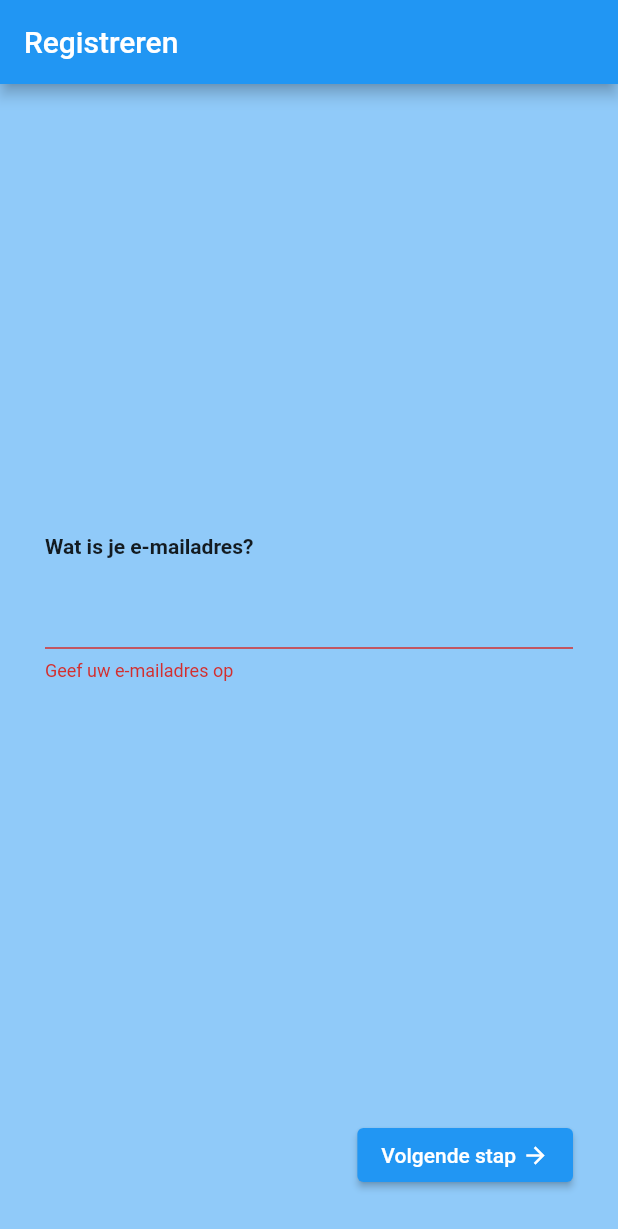
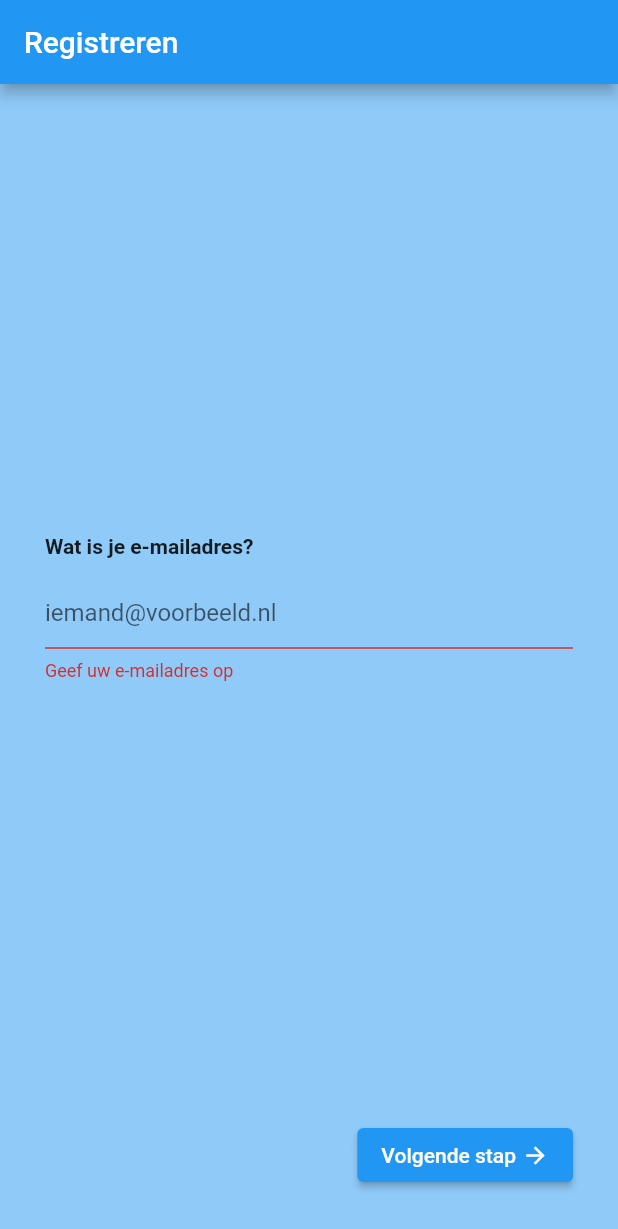
Before and after one commit to Iconica-Development/flutter_registration, a Flutter app: the screen it shows after launch, after a tap on "Volgende stap", on a phone screen of 412 x 824 dp. Shown: the top 1229 px of the screen. Run offline on Flutter 3.47's test engine with Material 2 defaults, Android fonts, the light colour scheme and no system bars.

Commit message:
feat: email hint

```diff
--- a/lib/src/config/registration_options.dart
+++ b/lib/src/config/registration_options.dart
@@ -20,6 +20,7 @@ class RegistrationOptions {
             AuthTextField(
               name: 'email',
               title: 'Wat is je e-mailadres?',
+              hintText: 'iemand@voorbeeld.nl',
               validators: [
                 (email) => (email == null || email.isEmpty)
                     ? 'Geef uw e-mailadres op'
--- a/lib/src/model/auth_text_field.dart
+++ b/lib/src/model/auth_text_field.dart
@@ -8,15 +8,20 @@ class AuthTextField extends AuthField {
     super.validators = const [],
     super.value = '',
     this.obscureText = false,
+    this.hintText,
   }) {
     _textEditingController = TextEditingController();
   }
 
   late TextEditingController _textEditingController;
   final bool obscureText;
+  final String? hintText;
 
   @override
   Widget build() => TextFormField(
+        decoration: InputDecoration(
+          hintText: hintText,
+        ),
         controller: _textEditingController,
         obscureText: obscureText,
         onChanged: (v) {
```
